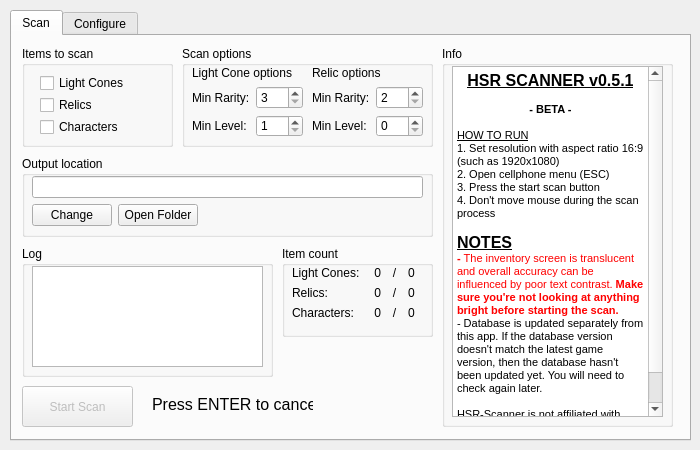
First picture: the form in src/ui/hsr_scanner.ui, repository kel-z/HSR-Scanner, before the edit.
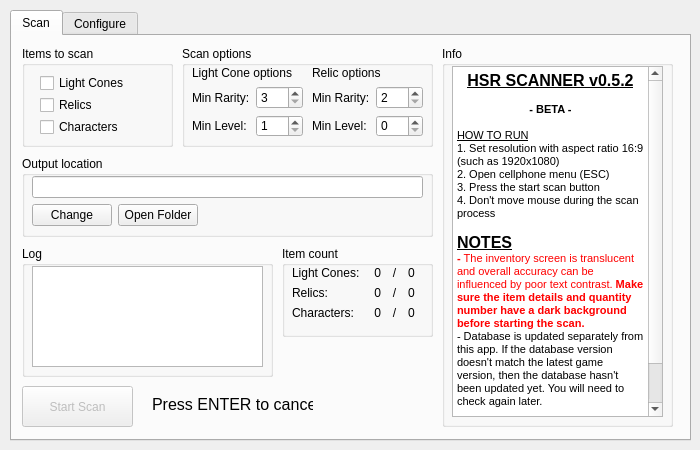
Second picture: the form after the edit.

Commit message: docs: increment version on ui

```diff
--- a/src/ui/hsr_scanner.ui
+++ b/src/ui/hsr_scanner.ui
@@ -500,7 +500,7 @@
 &lt;html&gt;&lt;head&gt;&lt;meta name=&quot;qrichtext&quot; content=&quot;1&quot; /&gt;&lt;style type=&quot;text/css&quot;&gt;
 p, li { white-space: pre-wrap; }
 &lt;/style&gt;&lt;/head&gt;&lt;body style=&quot; font-family:'MS Shell Dlg 2'; font-size:8.25pt; font-weight:400; font-style:normal;&quot;&gt;
-&lt;p align=&quot;center&quot; style=&quot; margin-top:0px; margin-bottom:0px; margin-left:0px; margin-right:0px; -qt-block-indent:0; text-indent:0px;&quot;&gt;&lt;span style=&quot; font-size:12pt; font-weight:600; text-decoration: underline;&quot;&gt;HSR SCANNER v0.5.1&lt;/span&gt;&lt;/p&gt;
+&lt;p align=&quot;center&quot; style=&quot; margin-top:0px; margin-bottom:0px; margin-left:0px; margin-right:0px; -qt-block-indent:0; text-indent:0px;&quot;&gt;&lt;span style=&quot; font-size:12pt; font-weight:600; text-decoration: underline;&quot;&gt;HSR SCANNER v0.5.2&lt;/span&gt;&lt;/p&gt;
 &lt;p align=&quot;center&quot; style=&quot;-qt-paragraph-type:empty; margin-top:0px; margin-bottom:0px; margin-left:0px; margin-right:0px; -qt-block-indent:0; text-indent:0px;&quot;&gt;&lt;br /&gt;&lt;/p&gt;
 &lt;p align=&quot;center&quot; style=&quot; margin-top:0px; margin-bottom:0px; margin-left:0px; margin-right:0px; -qt-block-indent:0; text-indent:0px;&quot;&gt;&lt;span style=&quot; font-weight:600;&quot;&gt;- BETA -&lt;/span&gt;&lt;/p&gt;
 &lt;p align=&quot;center&quot; style=&quot;-qt-paragraph-type:empty; margin-top:0px; margin-bottom:0px; margin-left:0px; margin-right:0px; -qt-block-indent:0; text-indent:0px;&quot;&gt;&lt;br /&gt;&lt;/p&gt;
@@ -511,7 +511,7 @@
 &lt;p style=&quot; margin-top:0px; margin-bottom:0px; margin-left:0px; margin-right:0px; -qt-block-indent:0; text-indent:0px;&quot;&gt;&lt;span style=&quot; font-size:8pt;&quot;&gt;4. Don't move mouse during the scan process&lt;/span&gt;&lt;/p&gt;
 &lt;p style=&quot;-qt-paragraph-type:empty; margin-top:0px; margin-bottom:0px; margin-left:0px; margin-right:0px; -qt-block-indent:0; text-indent:0px; font-size:8pt;&quot;&gt;&lt;br /&gt;&lt;/p&gt;
 &lt;p style=&quot; margin-top:0px; margin-bottom:0px; margin-left:0px; margin-right:0px; -qt-block-indent:0; text-indent:0px;&quot;&gt;&lt;span style=&quot; font-size:12pt; font-weight:600; text-decoration: underline;&quot;&gt;NOTES&lt;/span&gt;&lt;/p&gt;
-&lt;p style=&quot; margin-top:0px; margin-bottom:0px; margin-left:0px; margin-right:0px; -qt-block-indent:0; text-indent:0px;&quot;&gt;&lt;span style=&quot; font-size:8pt; font-weight:600; color:#ff0000;&quot;&gt;- &lt;/span&gt;&lt;span style=&quot; font-size:8pt; color:#ff0000;&quot;&gt;The inventory screen is translucent and overall accuracy can be influenced by poor text contrast. &lt;/span&gt;&lt;span style=&quot; font-size:8pt; font-weight:600; color:#ff0000;&quot;&gt;Make sure you're not looking at anything bright before starting the scan.&lt;/span&gt;&lt;/p&gt;
+&lt;p style=&quot; margin-top:0px; margin-bottom:0px; margin-left:0px; margin-right:0px; -qt-block-indent:0; text-indent:0px;&quot;&gt;&lt;span style=&quot; font-size:8pt; font-weight:600; color:#ff0000;&quot;&gt;- &lt;/span&gt;&lt;span style=&quot; font-size:8pt; color:#ff0000;&quot;&gt;The inventory screen is translucent and overall accuracy can be influenced by poor text contrast. &lt;/span&gt;&lt;span style=&quot; font-size:8pt; font-weight:600; color:#ff0000;&quot;&gt;Make sure the item details and quantity number have a dark background before starting the scan.&lt;/span&gt;&lt;/p&gt;
 &lt;p style=&quot; margin-top:0px; margin-bottom:0px; margin-left:0px; margin-right:0px; -qt-block-indent:0; text-indent:0px;&quot;&gt;- Database is updated separately from this app. If the database version doesn't match the latest game version, then the database hasn't been updated yet. You will need to check again later.&lt;/p&gt;
 &lt;p style=&quot;-qt-paragraph-type:empty; margin-top:0px; margin-bottom:0px; margin-left:0px; margin-right:0px; -qt-block-indent:0; text-indent:0px;&quot;&gt;&lt;br /&gt;&lt;/p&gt;
 &lt;p style=&quot; margin-top:0px; margin-bottom:0px; margin-left:0px; margin-right:0px; -qt-block-indent:0; text-indent:0px;&quot;&gt;HSR-Scanner is not affiliated with, endorsed, sponsored, or approved by HoYoverse.&lt;/p&gt;&lt;/body&gt;&lt;/html&gt;</string>
```
Left out of the diff: 2 changed lines with no effect on the pictures. The commit also changes 1 other file.
